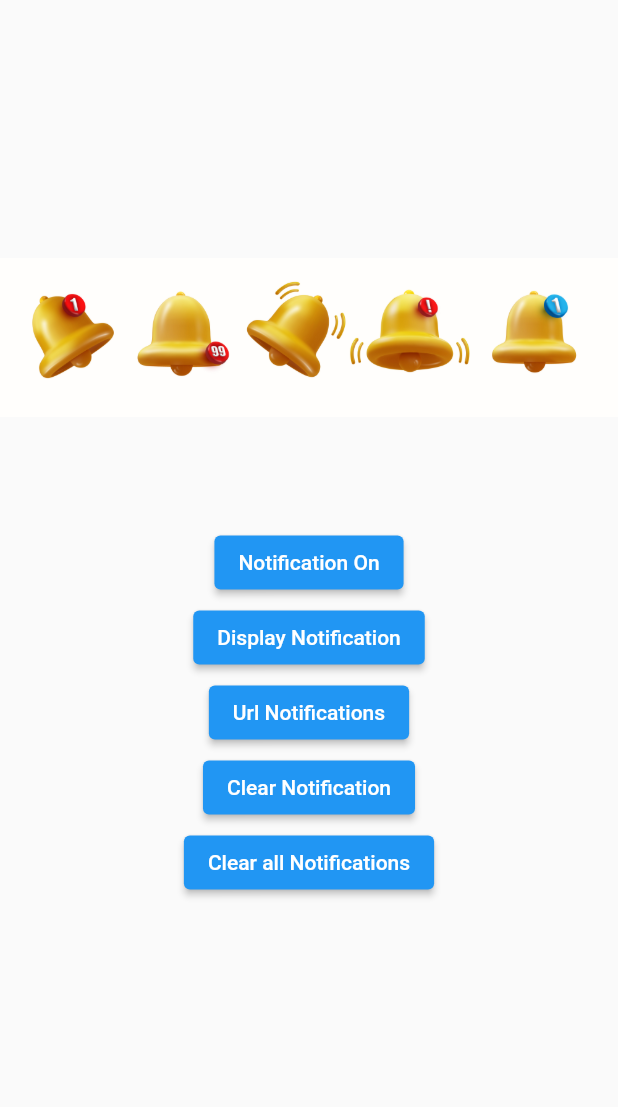
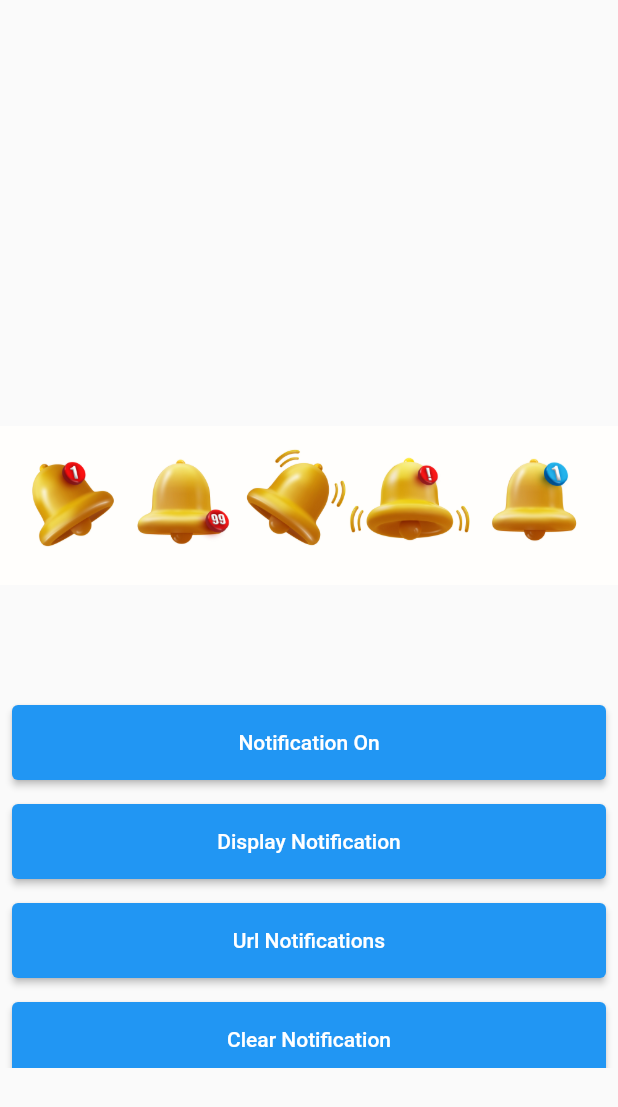
Before and after one commit to winfrida22/notification, a Flutter app: the screen it shows after launch, after a tap on "Notifications", on a phone screen of 412 x 824 dp. Shown: the top 1107 px of the screen. Run offline on Flutter 3.47's test engine with Material 2 defaults, Android fonts, the phone set to English and light mode, and no system bars; our stand-ins replace awesome_notifications; missing offline and left inert: flutter_phone_direct_caller, flutter_sms.

Commit message:
changes on home screen

```diff
--- a/lib/call.dart
+++ b/lib/call.dart
@@ -46,10 +46,10 @@ class _CallScreenState extends State<CallScreen> {
                   validator: (val) {
                     return RegExp(
                       // "^(?:[+0]9)?[0-9]{10,12}",
-                      "^[0-9]{4} [0-9]{7}",
+                      "^[0-9]{4}[0-9]{6}",
                     ).hasMatch(val!)
                         ? null
-                        : 'Format XXXX XXXXXXX';
+                        : 'Format XXXX XXXXXX';
                   },
                 ),
               ),
--- a/lib/home.dart
+++ b/lib/home.dart
@@ -9,7 +9,7 @@ class HomeScreen extends StatefulWidget {
   State<HomeScreen> createState() => _HomeScreenState();
 }
 
-class _HomeScreenState extends State<HomeScreen> {
+class _HomeScreenState extends State<HomeScreen>  with SingleTickerProviderStateMixin{
   String message = "This is a test message!";
   List<String> recipients = ["+255719401594", "+255693331836"];
 
@@ -20,6 +20,40 @@ class _HomeScreenState extends State<HomeScreen> {
       print(onError);
     });
     print(_result);
+  }
+
+  late AnimationController _animationController;
+  late Animation<double> _animation;
+
+  @override
+  void initState() {
+    super.initState();
+    _animationController = AnimationController(
+      vsync: this,
+      duration: const Duration(milliseconds: 10),
+    )..repeat(reverse: true);
+    // _animation =
+    //     Tween<double>(begin: 0.0, end: 100.0).animate(_animationController);
+    _animation = TweenSequence<double>([
+      TweenSequenceItem<double>(
+        tween: Tween<double>(begin: 0, end: -10),
+        weight: 0.5,
+      ),
+      TweenSequenceItem<double>(
+        tween: Tween<double>(begin: -10, end: 10),
+        weight: 1.0,
+      ),
+      TweenSequenceItem<double>(
+        tween: Tween<double>(begin: 10, end: 0),
+        weight: 0.5,
+      ),
+    ]).animate(_animationController);
+  }
+
+  @override
+  void dispose() {
+    _animationController.dispose();
+    super.dispose();
   }
 
   @override
@@ -35,18 +69,40 @@ class _HomeScreenState extends State<HomeScreen> {
                 const SizedBox(
                   height: 70,
                 ),
-                Container(
-                  height: 200,
-                  width: double.infinity,
-                  decoration: BoxDecoration(
-                    image: DecorationImage(
-                      image: AssetImage("assets/images/home.jpg"),
-                    ),
-                  ),
+                // AnimatedContainer(
+                //   duration: const Duration(milliseconds: 500),
+                //   transform: Matrix4.translationValues(0, _animation.value, 0),
+                //   child: Image.asset(
+                //     "assets/icons/bell.png",
+                //     height: 100,
+                //     width: 100,
+                //   ),
+                // ),
+                 AnimatedBuilder(
+                  animation: _animationController,
+                  builder: (BuildContext context, Widget? child) {
+                    return Transform.translate(
+                      offset: Offset( _animation.value,0),
+                      child: Image.asset(
+                        "assets/icons/bell.png",
+                        height: 100,
+                        width: 100,
+                      ),
+                    );
+                  },
                 ),
+                // Container(
+                //   height: 200,
+                //   width: double.infinity,
+                //   decoration: BoxDecoration(
+                //     image: DecorationImage(
+                //       image: AssetImage("assets/images/home.jpg"),
+                //     ),
+                //   ),
+                // ),
                 const SizedBox(
-                      height: 20,
-                    ),
+                  height: 50,
+                ),
                 Row(
                   // Number of columns in the grid
                   mainAxisAlignment: MainAxisAlignment.spaceBetween,
@@ -66,10 +122,11 @@ class _HomeScreenState extends State<HomeScreen> {
                           child: Column(
                             mainAxisAlignment: MainAxisAlignment.center,
                             children: [
-                              Icon(
-                                Icons.call_outlined,
-                                size: 50,
-                              ), // Replace 'icon_name_3' with the desired icon
+                              Image.asset("assets/icons/call.png"),
+                              // Icon(
+                              //   Icons.call_outlined,
+                              //   size: 50,
+                              // ), // Replace 'icon_name_3' with the desired icon
                               SizedBox(height: 8),
                               Text(
                                 'Call',
@@ -96,10 +153,12 @@ class _HomeScreenState extends State<HomeScreen> {
                           child: Column(
                             mainAxisAlignment: MainAxisAlignment.center,
                             children: [
-                              Icon(
-                                Icons.message_outlined,
-                                size: 50,
-                              ), // Replace 'icon_name_3' with the desired icon
+                              Image.asset("assets/icons/notification.png"),
+
+                              // Icon(
+                              //   Icons.message_outlined,
+                              //   size: 50,
+                              // ), // Replace 'icon_name_3' with the desired icon
                               SizedBox(height: 8),
                               Text(
                                 'Message',
@@ -141,10 +200,12 @@ class _HomeScreenState extends State<HomeScreen> {
                           child: Column(
                             mainAxisAlignment: MainAxisAlignment.center,
                             children: [
-                              Icon(
-                                Icons.notifications_outlined,
-                                size: 50,
-                              ), // Replace 'icon_name_3' with the desired icon
+                              Image.asset("assets/icons/bell.png"),
+
+                              // Icon(
+                              //   Icons.notifications_outlined,
+                              //   size: 50,
+                              // ), // Replace 'icon_name_3' with the desired icon
                               SizedBox(height: 8),
                               Text(
                                 'Notifications',
--- a/lib/notifications.dart
+++ b/lib/notifications.dart
@@ -11,6 +11,7 @@ class _NotificationsScreenState extends State<NotificationsScreen> {
   Widget build(BuildContext context) {
     return Scaffold(
       body: Center(
+        child: SingleChildScrollView(
           child: Column(
 
             children: [
@@ -29,13 +30,20 @@ class _NotificationsScreenState extends State<NotificationsScreen> {
               Container(
                 height:250,
                 width: double.infinity,
+                child: SingleChildScrollView(
                   child: Column(
 
                     mainAxisAlignment: MainAxisAlignment.spaceAround,
                     crossAxisAlignment: CrossAxisAlignment.center,
                     children: [
 
-                  ElevatedButton(
+                      Padding(
+                        padding: const EdgeInsets.all(8.0),
+                        child: Container(
+                          width: double.infinity,
+                          height:50,
+                          // alignment: Alignment.centerRight,
+                          child: ElevatedButton(
                               onPressed: () async {
                                 bool isallowed =
                                     await AwesomeNotifications().isNotificationAllowed();
@@ -57,7 +65,15 @@ class _NotificationsScreenState extends State<NotificationsScreen> {
                                 }
                               },
                               child: Text("Notification On")),
-                  ElevatedButton(
+                        ),
+                      ),
+                      Padding(
+                        padding: const EdgeInsets.all(8.0),
+                        child: Container(
+                          width: double.infinity,
+                          height:50,
+                          // alignment
+                          child: ElevatedButton(
                               onPressed: () async {
                                 bool isallowed =
                                     await AwesomeNotifications().isNotificationAllowed();
@@ -83,7 +99,15 @@ class _NotificationsScreenState extends State<NotificationsScreen> {
                                 }
                               },
                               child: Text("Display Notification")),
-                  ElevatedButton(
+                        ),
+                      ),
+                      Padding(
+                        padding: const EdgeInsets.all(8.0),
+                        child: Container(
+                          width: double.infinity,
+                          height:50,
+                          // alignment
+                          child: ElevatedButton(
                               onPressed: () async {
                                 bool isallowed =
                                     await AwesomeNotifications().isNotificationAllowed();
@@ -107,22 +131,42 @@ class _NotificationsScreenState extends State<NotificationsScreen> {
                                 }
                               },
                               child: Text("Url Notifications")),
-                  ElevatedButton(
+                        ),
+                      ),
+                      Padding(
+                        padding: const EdgeInsets.all(8.0),
+                        child: Container(
+                          width: double.infinity,
+                          height:50,
+                          // alignment
+                          child: ElevatedButton(
                               onPressed: () {
                                 AwesomeNotifications().dismiss(123);
                               },
                               child: Text("Clear Notification")),
-                  ElevatedButton(
+                        ),
+                      ),
+                      Padding(
+                        padding: const EdgeInsets.all(8.0),
+                        child: Container(
+                          width: double.infinity,
+                          height:50,
+                          // alignment
+                          child: ElevatedButton(
                               onPressed: () {
                                 AwesomeNotifications().dismissAllNotifications();
                               },
                               child: Text("Clear all Notifications")),
-                ],
                         ),
                       ),
                     ],
                   ),
                 ),
+              ),
+            ],
+          ),
+        ),
+      ),
     );
   }
 }
```
Also changed, not shown: assets/icons/bell.png (added), assets/icons/call.png, assets/icons/notification.png (added). Lines whose indentation alone changed are shown as unchanged.
